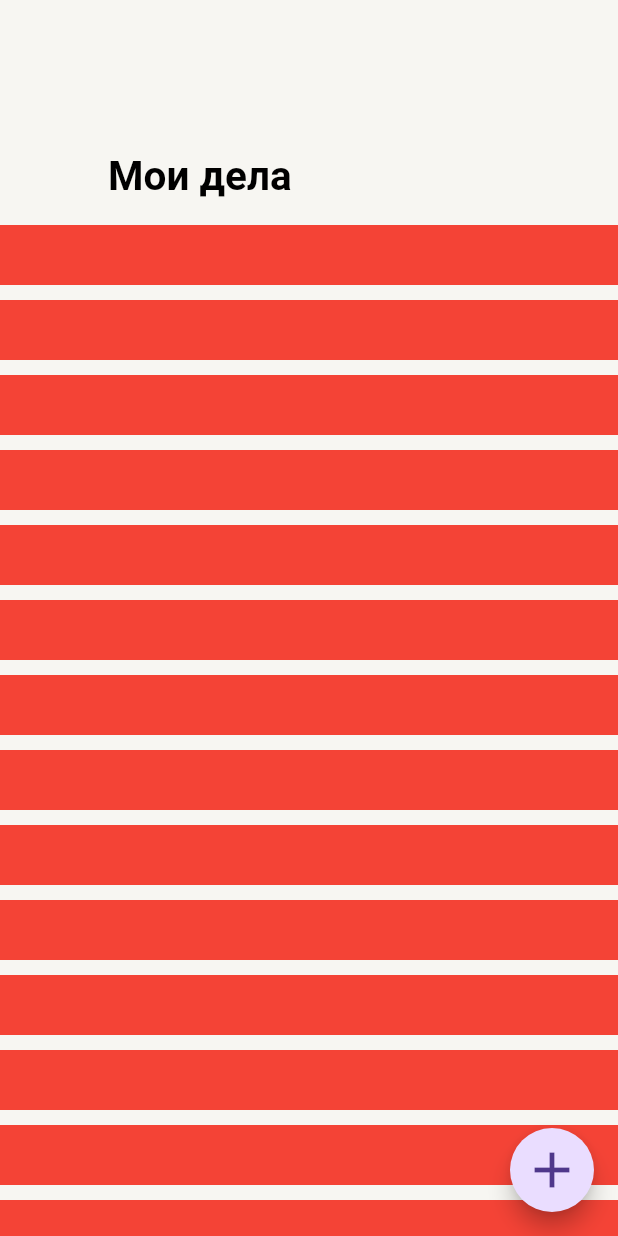
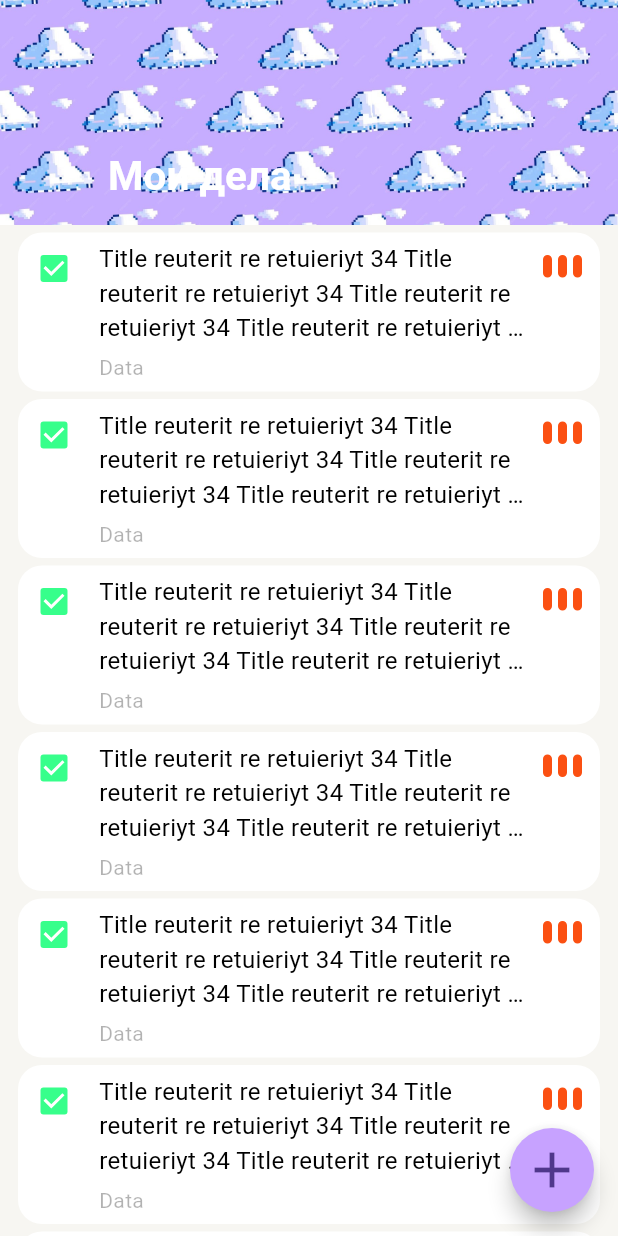
Before and after one commit to PumpkinJuce/todo_list, a Flutter app: the screen it shows after launch, on a phone screen of 412 x 824 dp. Run offline on Flutter 3.47's test engine with Material 3 defaults, Android fonts, the phone set to English and light mode, and no system bars; drawn by our look-alikes of flutter_slidable; our stand-ins replace logger.

Commit message:
HW-1: Update view for MainPage

```diff
--- a/todo_list/lib/app_ui_kit/app_ui_kit.dart
+++ b/todo_list/lib/app_ui_kit/app_ui_kit.dart
@@ -2,3 +2,4 @@ library app_ui_kit;
 
 export 'package:todo_list/app_ui_kit/components/text_widgets/text_widgets.dart';
 export 'package:todo_list/app_ui_kit/components/app_theme_data.dart';
+export 'package:todo_list/app_ui_kit/components/app_colors.dart';
--- a/todo_list/lib/app_ui_kit/components/app_colors.dart
+++ b/todo_list/lib/app_ui_kit/components/app_colors.dart
@@ -9,9 +9,14 @@ class AppColors {
   static const labelTertiary = Color(0x4D000000);
   static const labelDisable = Color(0x26000000);
 
-  static const red = Color(0xFFFF3B30);
-  static const green = Color(0xFF34C759);
-  static const blue = Color(0xFF007AFF);
+  // static const red = Color(0xFFFF3B30);
+  // static const green = Color(0xFF34C759);
+  // static const blue = Color(0xFF007AFF);
+
+  static const red = Color(0xFFFB5012);
+  static const green = Color(0xFF37FF8B);
+  static const blue = Color(0xFFC7A2FF);
+
   static const gray = Color(0xFF8E8E93);
   static const grayLight = Color(0xFFD1D1D6);
   static const white = Color(0xFFFFFFFF);
--- a/todo_list/lib/app_ui_kit/components/app_theme_data.dart
+++ b/todo_list/lib/app_ui_kit/components/app_theme_data.dart
@@ -4,6 +4,15 @@ import 'package:todo_list/app_ui_kit/components/app_colors.dart';
 final ThemeData lightTheme = ThemeData(
   brightness: Brightness.light,
   scaffoldBackgroundColor: AppColors.backPrimary,
+  checkboxTheme: CheckboxThemeData(
+    fillColor: MaterialStateProperty.resolveWith((states) {
+      if (states.contains(MaterialState.selected)) {
+        return AppColors.green;
+      }
+      return Colors.white;
+    }),
+    side: const BorderSide(color: AppColors.lightSeparator),
+  ),
   appBarTheme: const AppBarTheme(
     color: AppColors.backPrimary,
   ),
--- a/todo_list/lib/app_ui_kit/components/text_widgets/body.dart
+++ b/todo_list/lib/app_ui_kit/components/text_widgets/body.dart
@@ -4,10 +4,10 @@ import 'package:todo_list/app_ui_kit/components/text_widgets/base_text_widget.da
 
 class Body extends TextWidget {
   const Body(
-    String text, {
+    super.text, {
+    super.maxLines,
     super.key,
   }) : super(
-          text,
           fontSize: FontSizes.normal,
           fontWeight: FontWeight.w400,
         );
--- a/todo_list/lib/app_ui_kit/components/text_widgets/large_title.dart
+++ b/todo_list/lib/app_ui_kit/components/text_widgets/large_title.dart
@@ -4,11 +4,11 @@ import 'package:todo_list/app_ui_kit/components/text_widgets/base_text_widget.da
 
 class LargeTitle extends TextWidget {
   const LargeTitle(
-    String text, {
+    super.text, {
     super.key,
   }) : super(
-          text,
           maxLines: 1,
+          color: Colors.white,
           fontSize: FontSizes.large,
           fontWeight: FontWeight.w700,
         );
--- a/todo_list/lib/app_ui_kit/components/text_widgets/subhead.dart
+++ b/todo_list/lib/app_ui_kit/components/text_widgets/subhead.dart
@@ -4,10 +4,11 @@ import 'package:todo_list/app_ui_kit/components/text_widgets/base_text_widget.da
 
 class Subhead extends TextWidget {
   const Subhead(
-    String text, {
+    super.text, {
+    super.color,
+    super.maxLines,
     super.key,
   }) : super(
-          text,
           fontSize: FontSizes.small,
           fontWeight: FontWeight.w400,
         );
--- a/todo_list/lib/main_page/presentation/main_page.dart
+++ b/todo_list/lib/main_page/presentation/main_page.dart
@@ -1,5 +1,6 @@
 import 'package:flutter/material.dart';
 import 'package:todo_list/app_ui_kit/app_ui_kit.dart';
+import 'package:todo_list/main_page/presentation/widgets/todo_list_item.dart';
 
 class MainPage extends StatelessWidget {
   const MainPage({super.key});
@@ -10,6 +11,7 @@ class MainPage extends StatelessWidget {
       floatingActionButton: FloatingActionButton(
         onPressed: () {},
         shape: const CircleBorder(),
+        backgroundColor: AppColors.blue,
         child: const Icon(
           Icons.add,
           size: 40,
@@ -18,24 +20,30 @@ class MainPage extends StatelessWidget {
       floatingActionButtonLocation: FloatingActionButtonLocation.endFloat,
       body: CustomScrollView(
         slivers: [
-          const SliverAppBar(
+          SliverAppBar(
             floating: true,
             pinned: true,
             expandedHeight: 150,
+            backgroundColor: AppColors.blue,
             flexibleSpace: FlexibleSpaceBar(
-              title: LargeTitle('Мои дела'),
+              background: Image.asset(
+                'assets/clouds.jpg',
+                fit: BoxFit.cover,
+              ),
+              title: const LargeTitle('Мои дела'),
             ),
           ),
           SliverList.builder(
-              itemCount: 50,
-              itemBuilder: (context, index) {
-                return Container(
-                  color: Colors.red,
-                  height: 40,
-                  width: 800,
-                  margin: const EdgeInsets.only(bottom: 10),
-                );
-              }),
+            itemCount: 10,
+            itemBuilder: (context, index) {
+              return TodoListItem(
+                subtitle: 'Data',
+                title:
+                    'Title reuterit re retuieriyt 34 Title reuterit re retuieriyt 34 Title reuterit re retuieriyt 34 Title reuterit re retuieriyt 34 Title reuterit re retuieriyt 34 Title reuterit re retuieriyt 34 Title reuterit re retuieriyt 34 Title reuterit re retuieriyt 34 ',
+                index: index,
+              );
+            },
+          ),
         ],
       ),
     );
--- /dev/null
+++ b/todo_list/lib/main_page/presentation/widgets/priority_indicator.dart
@@ -0,0 +1,54 @@
+import 'package:flutter/material.dart';
+import 'package:todo_list/app_ui_kit/components/app_colors.dart';
+
+enum PriorityLevel {
+  low(0, AppColors.gray),
+  medium(2, AppColors.blue),
+  height(3, AppColors.red);
+
+  const PriorityLevel(this.iconCount, this.color);
+  final int iconCount;
+  final Color color;
+}
+
+class PriorityIndicator extends StatelessWidget {
+  const PriorityIndicator(this.level, {super.key});
+  final PriorityLevel level;
+
+  @override
+  Widget build(BuildContext context) {
+    return Row(
+      mainAxisSize: MainAxisSize.min,
+      crossAxisAlignment: CrossAxisAlignment.start,
+      mainAxisAlignment: MainAxisAlignment.start,
+      children: List.generate(level.iconCount, (index) {
+        return Padding(
+          padding: const EdgeInsets.symmetric(horizontal: 2.0),
+          child: _LevelIcon(
+            color: level.color,
+          ),
+        );
+      }),
+    );
+  }
+}
+
+class _LevelIcon extends StatelessWidget {
+  const _LevelIcon({this.color});
+  final Color? color;
+
+  @override
+  Widget build(BuildContext context) {
+    return Container(
+      height: 15,
+      width: 6,
+      decoration: BoxDecoration(
+        borderRadius: BorderRadius.circular(20),
+        border: Border.all(
+          color: color == null ? AppColors.gray : color!,
+        ),
+        color: color ?? AppColors.white,
+      ),
+    );
+  }
+}
--- /dev/null
+++ b/todo_list/lib/main_page/presentation/widgets/slidable/app_slidable_action.dart
@@ -0,0 +1,38 @@
+import 'package:flutter/material.dart';
+import 'package:flutter_slidable/flutter_slidable.dart';
+import 'package:todo_list/main_page/presentation/widgets/slidable/slidable_action_icon_widget.dart';
+
+typedef SlidableActionCallback = void Function(BuildContext context);
+
+class AppSlidableAction extends StatelessWidget {
+  const AppSlidableAction({
+    required this.backgroundColor,
+    required this.iconBackgroundColor,
+    required this.onPressed,
+    required this.icon,
+    this.flex = 1,
+    this.autoClose = true,
+    super.key,
+  });
+
+  final int flex;
+  final Color backgroundColor;
+  final Color iconBackgroundColor;
+  final bool autoClose;
+  final SlidableActionCallback? onPressed;
+  final IconData icon;
+
+  @override
+  Widget build(BuildContext context) {
+    return CustomSlidableAction(
+      onPressed: onPressed,
+      autoClose: autoClose,
+      backgroundColor: backgroundColor,
+      flex: flex,
+      child: SlidableActionIconWidget(
+        icon: icon,
+        backgroundColor: iconBackgroundColor,
+      ),
+    );
+  }
+}
--- /dev/null
+++ b/todo_list/lib/main_page/presentation/widgets/slidable/slidable_action_icon_widget.dart
@@ -0,0 +1,26 @@
+import 'package:flutter/material.dart';
+import 'package:todo_list/app_ui_kit/components/app_colors.dart';
+
+class SlidableActionIconWidget extends StatelessWidget {
+  const SlidableActionIconWidget({
+    required this.icon,
+    required this.backgroundColor,
+    super.key,
+  });
+  final IconData icon;
+  final Color backgroundColor;
+  @override
+  Widget build(BuildContext context) {
+    return Container(
+      decoration: BoxDecoration(
+        color: backgroundColor,
+        shape: BoxShape.circle,
+      ),
+      padding: const EdgeInsets.all(6),
+      child: Icon(
+        icon,
+        color: AppColors.white,
+      ),
+    );
+  }
+}
--- /dev/null
+++ b/todo_list/lib/main_page/presentation/widgets/slidable/slidable_item_wrapper.dart
@@ -0,0 +1,46 @@
+import 'package:flutter/material.dart';
+import 'package:flutter_slidable/flutter_slidable.dart';
+import 'package:todo_list/app_ui_kit/app_ui_kit.dart';
+import 'package:todo_list/main_page/presentation/widgets/slidable/app_slidable_action.dart';
+
+class SlidableItemWrapper extends StatelessWidget {
+  const SlidableItemWrapper({
+    required this.index,
+    required this.child,
+    super.key,
+  });
+  final int index;
+  final Widget child;
+  @override
+  Widget build(BuildContext context) {
+    final scaffoldColor = Theme.of(context).scaffoldBackgroundColor;
+    return Slidable(
+      key: ValueKey(index),
+      startActionPane: ActionPane(
+        motion: const ScrollMotion(),
+        dismissible: DismissiblePane(onDismissed: () {}),
+        children: [
+          AppSlidableAction(
+            onPressed: (context) {},
+            backgroundColor: scaffoldColor,
+            iconBackgroundColor: AppColors.green,
+            icon: Icons.check,
+          ),
+        ],
+      ),
+      endActionPane: ActionPane(
+        motion: const ScrollMotion(),
+        dismissible: DismissiblePane(onDismissed: () {}),
+        children: [
+          AppSlidableAction(
+            onPressed: (context) {},
+            backgroundColor: scaffoldColor,
+            iconBackgroundColor: AppColors.red,
+            icon: Icons.delete,
+          ),
+        ],
+      ),
+      child: child,
+    );
+  }
+}
--- /dev/null
+++ b/todo_list/lib/main_page/presentation/widgets/todo_list_item.dart
@@ -0,0 +1,78 @@
+import 'package:flutter/material.dart';
+import 'package:todo_list/app_ui_kit/app_ui_kit.dart';
+import 'package:todo_list/main_page/presentation/widgets/priority_indicator.dart';
+import 'package:todo_list/main_page/presentation/widgets/slidable/slidable_item_wrapper.dart';
+
+class TodoListItem extends StatelessWidget {
+  const TodoListItem({
+    required this.title,
+    required this.index,
+    this.subtitle,
+    super.key,
+  });
+
+  final String title;
+  final String? subtitle;
+  final int index;
+
+  @override
+  Widget build(BuildContext context) {
+    return SlidableItemWrapper(
+      index: index,
+      child: Container(
+        decoration: BoxDecoration(
+          borderRadius: BorderRadius.circular(16),
+          color: AppColors.backSecondary,
+        ),
+        margin: const EdgeInsets.only(
+          left: 12,
+          right: 12,
+          top: 5,
+        ),
+
+        child: Row(
+          crossAxisAlignment: CrossAxisAlignment.start,
+          mainAxisSize: MainAxisSize.min,
+          children: [
+            Checkbox(
+              checkColor: Colors.white,
+              value: true,
+              onChanged: (bool? value) {},
+            ),
+            Expanded(
+              child: Padding(
+                  padding: const EdgeInsets.all(6),
+                  child: Column(
+                    crossAxisAlignment: CrossAxisAlignment.start,
+                    mainAxisSize: MainAxisSize.min,
+                    children: [
+                      Body(
+                        title,
+                        maxLines: 3,
+                      ),
+                      if (subtitle != null)
+                        Padding(
+                          padding: const EdgeInsets.only(top: 5),
+                          child: Subhead(
+                            subtitle ?? '',
+                            maxLines: 1,
+                            color: AppColors.labelTertiary,
+                          ),
+                        )
+                    ],
+                  )),
+            ),
+            // const Icon(
+            //   Icons.info_outline,
+            //   color: AppColors.labelTertiary,
+            // ),
+            const Padding(
+              padding: EdgeInsets.only(top: 15, right: 10),
+              child: PriorityIndicator(PriorityLevel.height),
+            )
+          ],
+        ),
+      ),
+    );
+  }
+}
--- a/todo_list/pubspec.yaml
+++ b/todo_list/pubspec.yaml
@@ -7,14 +7,18 @@ environment:
   sdk: '>=3.1.4 <4.0.0'
 
 dependencies:
+  equatable: ^2.0.5
   flutter:
     sdk: flutter
+  flutter_slidable: ^3.1.0
   logger: ^2.3.0
 
 dev_dependencies:
   flutter_test:
     sdk: flutter
-  flutter_lints: ^2.0.0
+  flutter_lints: ^4.0.0
 
 flutter:
   uses-material-design: true
+  assets:
+  - assets/
```
Also changed, not shown: todo_list/assets/clouds.jpg (added).
